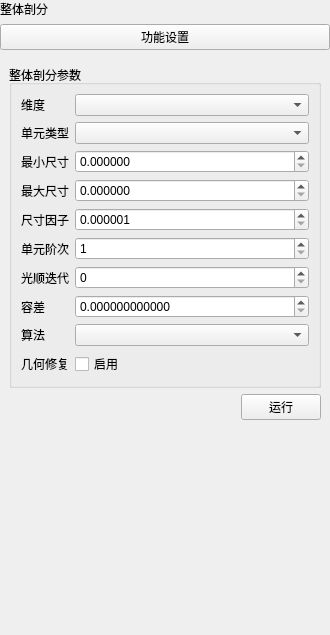
Above: plugins/Base_Mesh/MeshGlobalMeshingWidget.ui from asd977/base_cae before the change. Below: the same form after it.
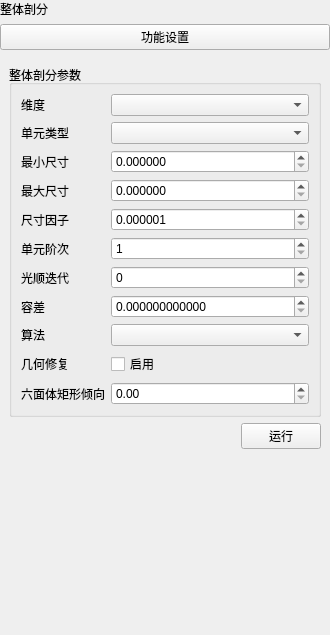
That is the form after the change.

Commit message: feat(mesh): add hex rectangularity control for global meshing

What changed in the file:
```diff
--- a/plugins/Base_Mesh/MeshGlobalMeshingWidget.ui
+++ b/plugins/Base_Mesh/MeshGlobalMeshingWidget.ui
@@ -204,6 +204,29 @@
            </property>
           </widget>
          </item>
+         <item row="10" column="0">
+          <widget class="QLabel" name="labelHexRect">
+           <property name="text">
+            <string>六面体矩形倾向</string>
+           </property>
+          </widget>
+         </item>
+         <item row="10" column="1">
+          <widget class="QDoubleSpinBox" name="dsHexRect">
+           <property name="decimals">
+            <number>2</number>
+           </property>
+           <property name="minimum">
+            <double>0.000000000000000</double>
+           </property>
+           <property name="maximum">
+            <double>1.000000000000000</double>
+           </property>
+           <property name="singleStep">
+            <double>0.100000000000000</double>
+           </property>
+          </widget>
+         </item>
         </layout>
        </widget>
       </item>
```
The commit also changes 2 other files.
